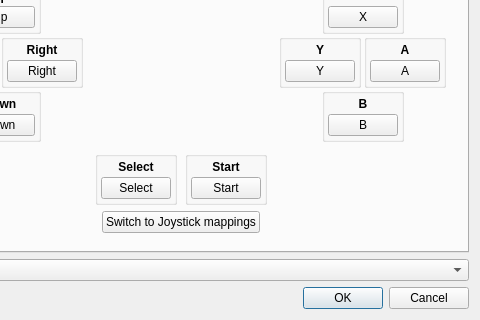
The window that src/frontend/qt_sdl/InputConfig/InputConfigDialog.ui (melonDS-emu/melonDS) describes before a commit, drawn with Qt 5; both pictures show x 118 to 598 and y 205 to 525 of the 598 by 525 pixel window.
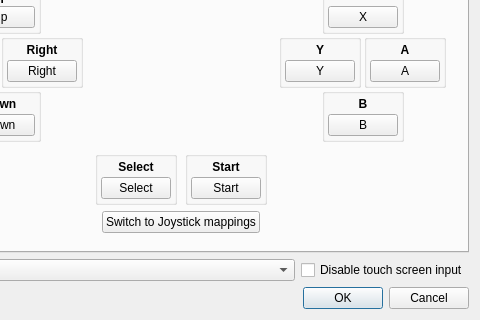
The same window after the commit. Icons and pictures are not drawn.

Commit message:
Qt: add option to disable touch screen input
Adds a "Disable touch screen input" checkbox to the input config dialog.
When enabled, mouse, pen and touch input on the touch screen is ignored.
The setting is stored per instance as DisableTouch.

Patch:
```diff
--- a/src/frontend/qt_sdl/InputConfig/InputConfigDialog.ui
+++ b/src/frontend/qt_sdl/InputConfig/InputConfigDialog.ui
@@ -2319,6 +2319,16 @@
        </property>
       </widget>
      </item>
+     <item>
+      <widget class="QCheckBox" name="cbDisableTouch">
+       <property name="text">
+        <string>Disable touch screen input</string>
+       </property>
+       <property name="whatsThis">
+        <string>&lt;html&gt;&lt;head/&gt;&lt;body&gt;&lt;p&gt;Ignores mouse, pen and touch input on the touch screen.&lt;/p&gt;&lt;/body&gt;&lt;/html&gt;</string>
+       </property>
+      </widget>
+     </item>
     </layout>
    </item>
    <item row="0" column="0">
```
The commit also changes 3 other files.
